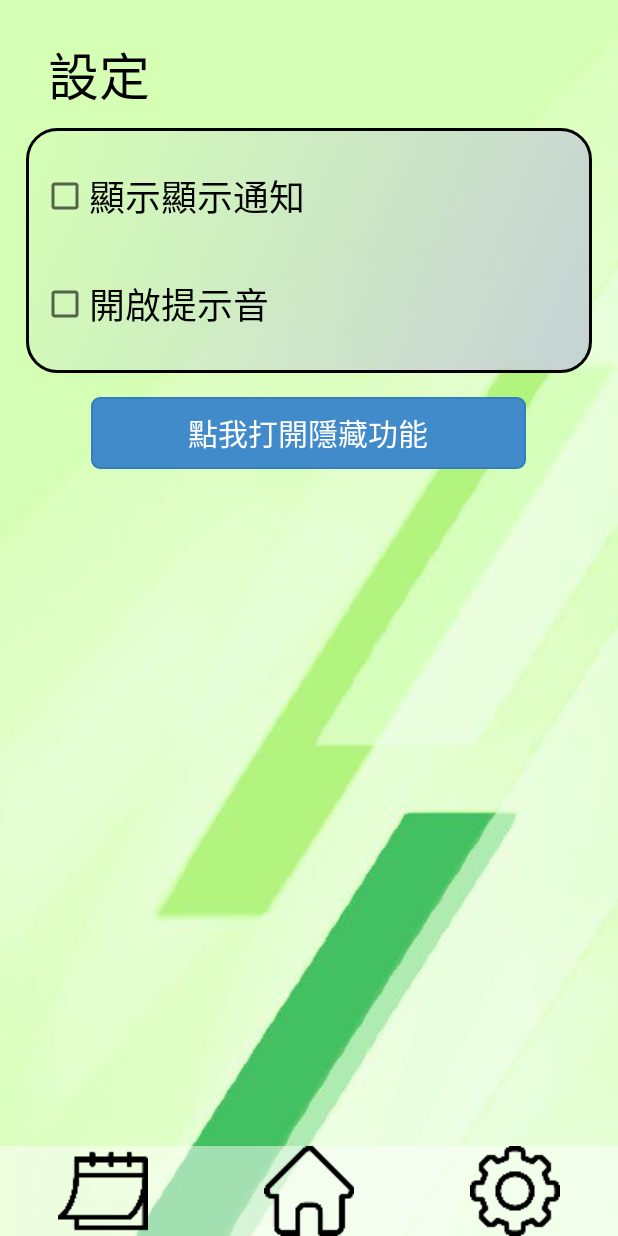
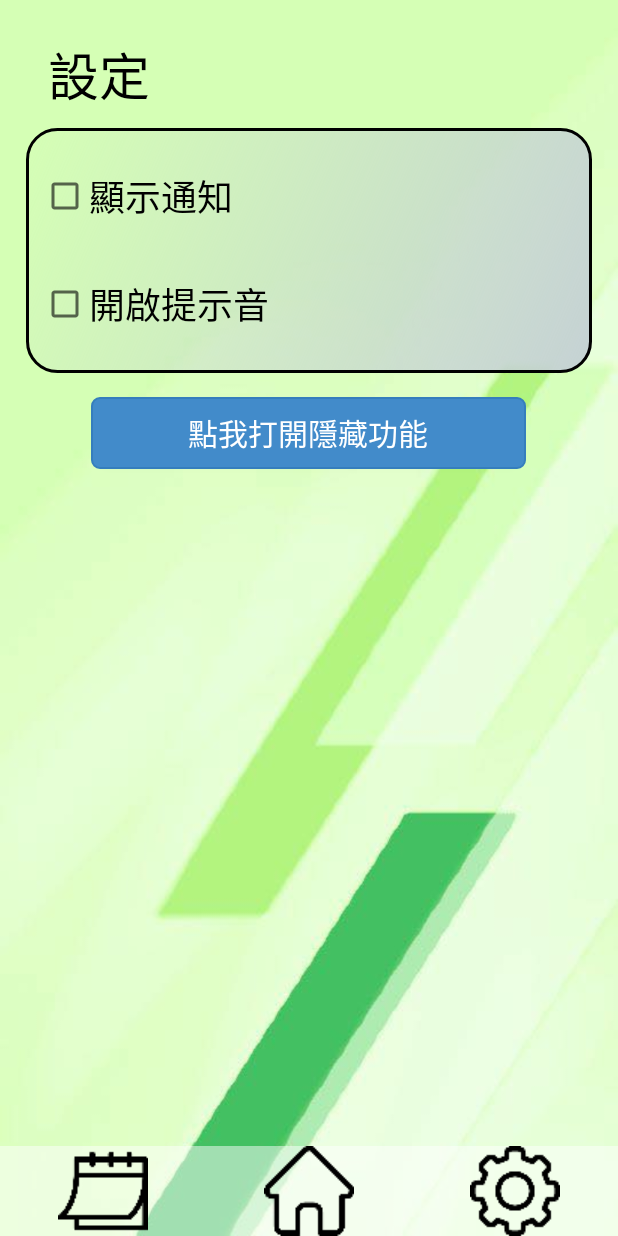
Before and after one commit to HappyGroupHub/TimeManagementMaster, an Android app: the ActivitySettings screen opened directly, with no data from a screen before it, on a phone screen of 412 x 824 dp. Run offline under Robolectric (Android 15) with nearby library versions, the phone set to English and light mode, and no system bars.

Commit message:
Update(LD) - add comment and fix displayNotice text

```diff
--- a/app/src/main/java/com/gmail/chiyc88/timemanagementmaster/ActivitySettings.kt
+++ b/app/src/main/java/com/gmail/chiyc88/timemanagementmaster/ActivitySettings.kt
@@ -46,11 +46,15 @@ class ActivitySettings : AppCompatActivity() {
         editor.apply()
 
 
+        /**隱藏按鈕*/
         btn_hideFunction.setOnClickListener {
             if (l_controlnvisable.isVisible) {
                 l_controlnvisable.visibility = View.GONE
             } else l_controlnvisable.visibility = View.VISIBLE
         }
+
+
+
 
         ibt_main.setOnClickListener {
             startActivity(intent_main)
--- a/app/src/main/res/layout/activity_settings.xml
+++ b/app/src/main/res/layout/activity_settings.xml
@@ -74,7 +74,7 @@
             android:layout_width="match_parent"
             android:layout_height="wrap_content"
             android:layout_weight="1"
-            android:text="顯示顯示通知"
+            android:text="顯示通知"
             android:textColor="@color/black"
             android:textSize="24sp" />
 
```
